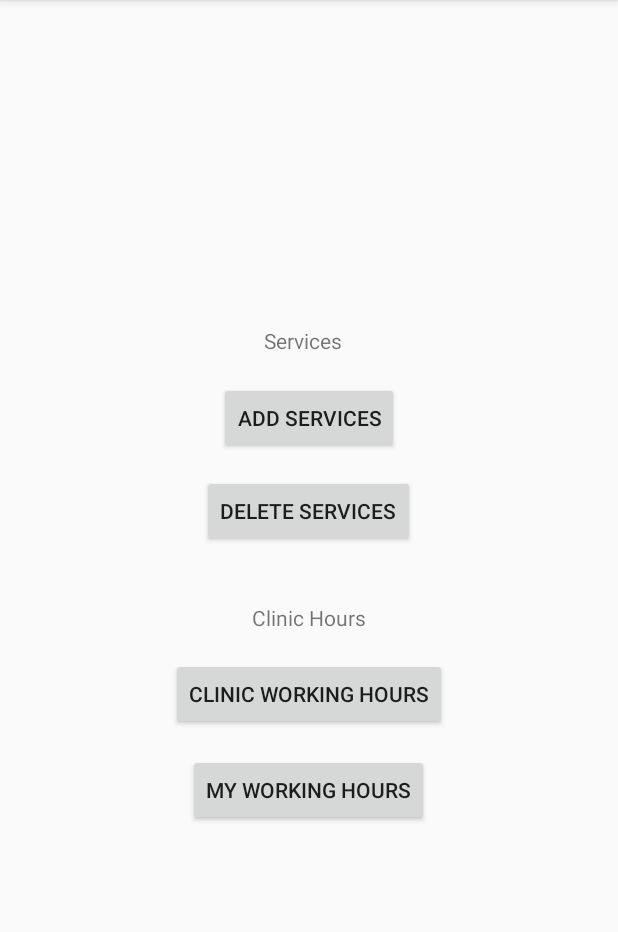
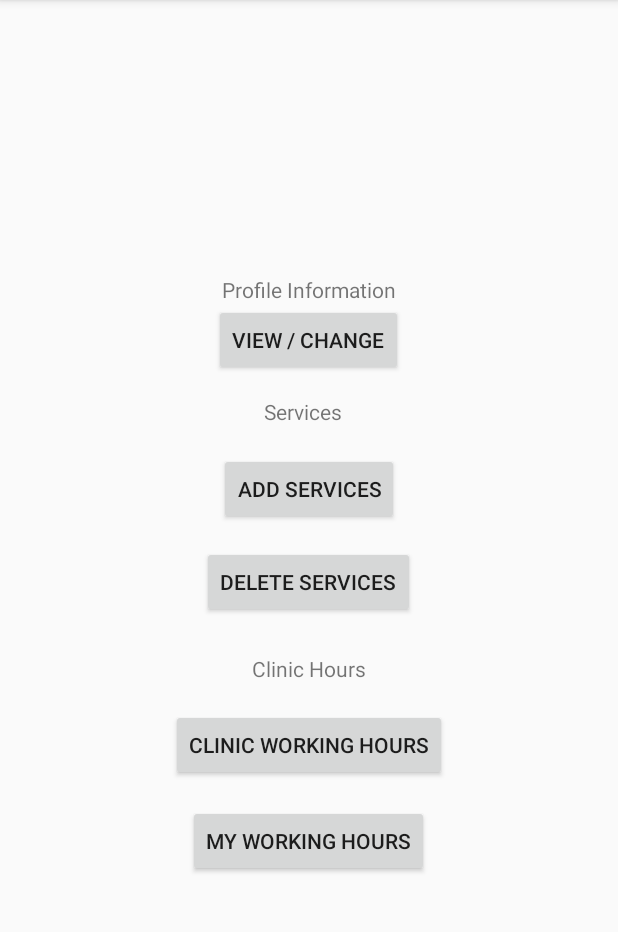
Before and after one commit to nskha101/AndriodClinicServicesDemo, an Android app: the EmployeeScreen screen opened directly, with no data from a screen before it, on a phone screen of 412 x 824 dp, the part 84-1016 px from its top. Run offline under Robolectric (Android 15) with nearby library versions, the phone set to English and light mode, and no system bars.

Commit message:
EmployeeScreen UI updated

```diff
--- a/app/src/main/res/layout/activity_employee_screen.xml
+++ b/app/src/main/res/layout/activity_employee_screen.xml
@@ -11,6 +11,22 @@
         android:layout_height="match_parent"
         android:gravity="center"
         android:orientation="vertical">
+
+        <TextView
+            android:id="@+id/textView11"
+            android:layout_width="wrap_content"
+            android:layout_height="wrap_content"
+            android:text="Profile Information" />
+
+        <Button
+            android:id="@+id/button7"
+            android:layout_width="wrap_content"
+            android:layout_height="wrap_content"
+            android:text="View / Change" />
+
+        <Space
+            android:layout_width="match_parent"
+            android:layout_height="14dp" />
 
         <TextView
             android:id="@+id/textView16"
@@ -42,7 +58,7 @@
 
         <Space
             android:layout_width="match_parent"
-            android:layout_height="37dp" />
+            android:layout_height="24dp" />
 
         <TextView
             android:id="@+id/textView17"
```
